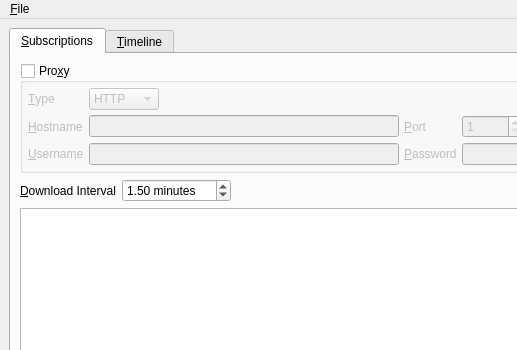
First picture: the form in branches/trunk/UI/spot-on-rss.ui, repository textbrowser/spot-on, before the edit; both pictures show x 0 to 517 and y 0 to 350 of the 800 by 600 pixel window.
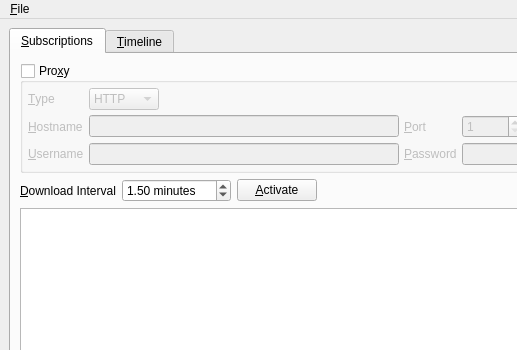
Second picture: the form after the edit. Icons and pictures are not drawn.

Commit message: New widget. Retain last tab.

```diff
--- a/branches/trunk/UI/spot-on-rss.ui
+++ b/branches/trunk/UI/spot-on-rss.ui
@@ -213,6 +213,19 @@
             </property>
            </widget>
           </item>
+          <item>
+           <widget class="QPushButton" name="activate">
+            <property name="text">
+             <string>&amp;Activate</string>
+            </property>
+            <property name="checkable">
+             <bool>true</bool>
+            </property>
+            <property name="checked">
+             <bool>false</bool>
+            </property>
+           </widget>
+          </item>
           <item>
            <spacer name="horizontalSpacer">
             <property name="orientation">
```
Left out of the diff: 1 changed line with no effect on the pictures. The commit also changes 2 other files.
